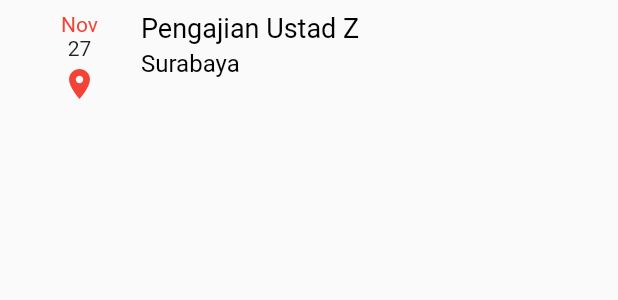
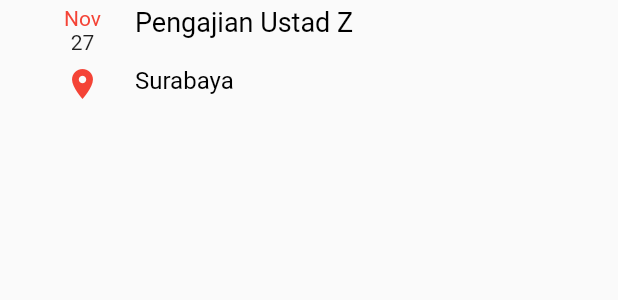
Before and after one commit to Hilman27/repoMobdev, a Flutter app: the NewsDetail widget shown alone on an empty page, opened directly with empty values, on a phone screen of 412 x 824 dp. Shown: the top 300 px of the screen. Run offline on Flutter 3.47's test engine with Material 2 defaults, Android fonts, the phone set to English and light mode, and no system bars; missing offline and left inert: division.

Commit message:
Added image to HomePage
Note : Use PNG. Not JPGS!

```diff
--- a/lib/constant/color.dart
+++ b/lib/constant/color.dart
@@ -1,7 +1,8 @@
 import 'package:flutter/cupertino.dart';
 
 final Color hijauMain = Color(0XFF0FCC17);
-final Color putihMain = Color(0XFFEAF1EA);
+final Color putihMain = Color(0XFFFFFFFF);
 final Color textColor = Color(0XFF000000);
 final Color dummyPicColor = Color(0XFFF80000);
 final Color fullWhite = Color(0XFFFFFFFF);
+final Color putihBack = Color(0XFFEAF1EA);
--- a/lib/model/feed.dart
+++ b/lib/model/feed.dart
@@ -22,10 +22,10 @@ class NewsFeed {
   ];
 
   static List<Event> dummyEvents = [
-    Event(01, "/Path to Image1", "Pengajian Ustad Z" , "Surabaya","Ayo Gabung Sama Event Ustad Z ini!", dateTimes[0],1),
-    Event(02, "/Path to Image2", "Pengajian Ustadza Y" ,"Malang", "Ayo Gabung Sama Event Ustadza Y ini!", dateTimes[1], 1),
-    Event(03, "/Path to Image3", "Pengajian Ustad X" , "Jakarta", "Ayo Gabung Sama Event Ustad X ini!", dateTimes[2],1),
-    Event(04, "/Path to Image3", "Pengajian Ustad" + lorepIpsum , lorepIpsum, lorepIpsum, dateTimes[3], 1),
+    Event(01, "image_1", "Pengajian Ustad Z" , "Surabaya","Ayo Gabung Sama Event Ustad Z ini!", dateTimes[0],1),
+    Event(02, "image_2", "Pengajian Ustadza Y" ,"Malang", "Ayo Gabung Sama Event Ustadza Y ini!", dateTimes[1], 1),
+    Event(03, "image_3", "Pengajian Ustad X" , "Jakarta", "Ayo Gabung Sama Event Ustad X ini!", dateTimes[2],1),
+    Event(04, "image_4", "Pengajian Ustad" + lorepIpsum , lorepIpsum, lorepIpsum, dateTimes[3], 1),
   ];
 
   static List<DateTime> dateTimes = [
@@ -35,7 +35,9 @@ class NewsFeed {
     DateTime(2019,12,31,23,59,59), //31-12-2019 | 23:59:59
   ];
 
-  Feed getByID(int id) => Feed(dummyUsers[id % dummyUsers.length], dummyEvents[id % dummyEvents.length]);
+  //Feed getByID(int id) => Feed(dummyUsers[id % dummyUsers.length], dummyEvents[id % dummyEvents.length]);
+
+  Feed getByID(int id) => Feed(dummyUsers[id], dummyEvents[id]);
 
   Feed init(int id){
     return getByID(id);
--- a/lib/pages/LayarUtama/layar_utama.dart
+++ b/lib/pages/LayarUtama/layar_utama.dart
@@ -4,6 +4,7 @@ import 'package:religi_app/constant/_const.dart';
 import 'package:religi_app/widget/AppBar/appBar.dart';
 import 'package:religi_app/widget/Buttons/searchButton.dart';
 import 'package:religi_app/model/_model.dart';
+import 'package:religi_app/widget/_widgets.dart';
 import 'package:religi_app/widget/dates.dart';
 
 
@@ -27,17 +28,19 @@ class CallNewsFeed extends StatelessWidget{
   @override
   Widget build(BuildContext context) {
     return Container(
+      color: putihBack,
           child: Padding(
-            padding: const EdgeInsets.all(8.0),
+            padding: const EdgeInsets.symmetric(horizontal: 5.0),
             child: Container(
               alignment: Alignment.topCenter,
-              color: putihMain,
               child: Container(
                 child: CustomScrollView(
                   slivers: <Widget>[
                     SliverList(
+
                       delegate: SliverChildBuilderDelegate(
                      (context,index) => NewsItem(index),
+                     childCount: 4
                       ),
                     )
                   ],
@@ -61,13 +64,12 @@ class NewsItem extends StatelessWidget {
     var feeds = Provider.of<NewsFeed>(context);
     Feed news = feeds.init(index);
     var textTheme = Theme.of(context).textTheme.title;
-    return Column(
+    return ClipRRect(
+      borderRadius: BorderRadius.all(Radius.circular(3.0)),
+      child: Column(
         children: <Widget>[
         Container(
-        decoration: BoxDecoration(
-            border: Border.all(width: 1.0),
-            borderRadius: BorderRadius.all(Radius.circular(5.0)),
-          ),
+          color: putihMain,
           child: ExpansionTile(
             initiallyExpanded: true,
             title: Column(children: <Widget>[
@@ -77,14 +79,42 @@ class NewsItem extends StatelessWidget {
             children: <Widget>[
                 Column(
                   children: <Widget>[
-                  Padding(
-                    padding: const EdgeInsets.symmetric(horizontal: 8.0),
-                    child: AspectRatio(
+                    AspectRatio(
                       aspectRatio: 4/3,
+                      child: ShaderMask(
+                              shaderCallback: (rect){
+                                return LinearGradient(
+                                  begin: Alignment.topCenter,
+                                  end: Alignment.bottomCenter,
+                                  colors: [Colors.black,Colors.transparent]
+                                ).createShader(Rect.fromLTRB(0, 50, rect.width, rect.height));
+                              },
+                              blendMode: BlendMode.dstIn,
                               child: SizedBox(
                                     width: 400,
-                        child: Container(
-                          color: dummyPicColor,
+                                    child: Stack(
+                                      children: <Widget>[
+                                      Container(
+                                      //color: dummyPicColor,
+                                      child: Image(
+                                        image:
+                                        //AssetImage("asset/image/"+news.event.imagePath+".JPG"),
+                                        AssetImage("asset/image/ImageTest.PNG"),
+                                        //AssetImage("asset/image/Image_1.JPG"),
+
+                                      ),
+                                    ),
+
+
+
+
+                              /* Positioned(
+                                right: 10,
+                                left: 10,
+                                top: 10,
+                                bottom: 10,
+                                child: Icon(Icons.image, size: 50,) */
+                            ],
                           ),
                         ),
                       ),
@@ -112,8 +142,9 @@ class NewsItem extends StatelessWidget {
           ),
         ),
         SizedBox(height: 5,
-      child: Container(color: fullWhite,),)
+        child: Container(color: putihBack,),)
         ],
+      ),
     );
   }
 
@@ -128,7 +159,9 @@ class NewsUser extends StatelessWidget{
 
   @override
   Widget build(BuildContext context) {
-    return Padding(
+    return Container(
+      color: putihMain,
+      child: Padding(
         padding: const EdgeInsets.symmetric(vertical: 3.0),
         child: Row(
           children: <Widget>[
@@ -154,7 +187,7 @@ class NewsUser extends StatelessWidget{
                 child:
                 Text(username,
                 style: tittleSmall(),
-              maxLines: 2,
+                maxLines: 1,
                 textAlign: TextAlign.left,)
                 ),
 
@@ -167,12 +200,13 @@ class NewsUser extends StatelessWidget{
                 child:
                 Text(eventName,
                 style: tittleHead(),
-              maxLines: 2,
+                maxLines: 1,
                 textAlign: TextAlign.right,)
                 ),
             ],
           ),
           ],
+        ),
       ),
     );
   }
@@ -185,45 +219,79 @@ class NewsDetail extends StatelessWidget{
   const NewsDetail(this.news, {Key key}) : super(key: key);
   @override
   Widget build(BuildContext context) {
-    return Row(
+    return Column(
       crossAxisAlignment: CrossAxisAlignment.start,
       children: <Widget>[
-        SizedBox(width: 30,),
+        //SizedBox(width: 30,),
         Padding(
-          padding: const EdgeInsets.all(8.0),
+          padding: const EdgeInsets.symmetric(vertical : 4.0),
           child: Container(
+            width: 370,
+            child: Row(// Row Kiri
+              mainAxisAlignment: MainAxisAlignment.start,
+              crossAxisAlignment: CrossAxisAlignment.start,
+              children: <Widget>[
+                SizedBox(width: 40,),
+                Container(
                   width: 30,
-            child: Column(// Row Kiri
+                  child: Column(
                     children: <Widget>[
-                Text(intDatesToString(news.event.edateTime.month), style: TextStyle(color: Colors.red),),
+                      Text(intDatesToString(news.event.edateTime.month),
+                      style: TextStyle(color: Colors.red),
+                      textAlign: TextAlign.left,),
                       Text(news.event.edateTime.day.toString()),
-                SizedBox(height : 4),
-                Icon(Icons.location_on, color: Colors.red)
                     ],
                   ),
                 ),
-        ),
-        SizedBox(width: 10,),
+                SizedBox(width : 20),
                 Container(
                   width: 280,
-          child: Padding(
-            padding: const EdgeInsets.all(8.0),
                     child: Column(
+                      mainAxisAlignment: MainAxisAlignment.start,
                       crossAxisAlignment: CrossAxisAlignment.start,
-                mainAxisAlignment: MainAxisAlignment.start,
                       children: <Widget>[
                         Text(news.event.eventName,
                         style: feedTitle(),
                         textAlign: TextAlign.left,
                         maxLines: 2,),
+                        SizedBox(height : 4),
+                      ],
+                    )
 
-                  SizedBox(height : 4),
+                  ),
 
-                  Text(news.event.eventLocation,
+              ],
+            ),
+          ),
+        ),
+        //SizedBox(width: 10,),
+        Padding(
+          padding: const EdgeInsets.symmetric(vertical : 4.0),
+          child: Container(
+            width: 370,
+            child: Row(
+                crossAxisAlignment: CrossAxisAlignment.start,
+                mainAxisAlignment: MainAxisAlignment.start,
+                children: <Widget>[
+                  SizedBox(width: 40,),
+                  Container(
+                  width: 30,
+                  child:
+                  Icon(Icons.location_on, color: Colors.red),
+                  ) ,
+                  SizedBox(width : 20),
+
+                  Padding(
+                    padding: const EdgeInsets.only(right : 3.0),
+                    child: Container(
+                      width: 277,
+                      child: Text(news.event.eventLocation,
                       style: feedLoc(),
                       softWrap: true,
                       maxLines: 2,
-                  textAlign: TextAlign.justify,)
+                      textAlign: TextAlign.left,),
+                    ),
+                  ),
                 ],
               ),
           ),
--- a/lib/widget/_widgets.dart
+++ b/lib/widget/_widgets.dart
@@ -3,3 +3,4 @@ export 'Buttons/buttonTemplate.dart';
 export 'floatingButton.dart';
 export 'collapsible.dart';
 export 'dates.dart';
+export 'loadImage.dart';
--- a/pubspec.yaml
+++ b/pubspec.yaml
@@ -41,8 +41,8 @@ flutter:
   # assets:
   #   - assets/images
   #  - images/a_dot_ham.jpeg
-
-
+  assets :
+  - asset/image/
 
   # An image asset can refer to one or more resolution-specific "variants", see
   # https://flutter.dev/assets-and-images/#resolution-aware.
```
Also changed, not shown: lib/widget/loadImage.dart (added, +7 -0 lines), asset/image/ImageTest.PNG (added), 4 other files. Lines whose indentation alone changed are shown as unchanged.
